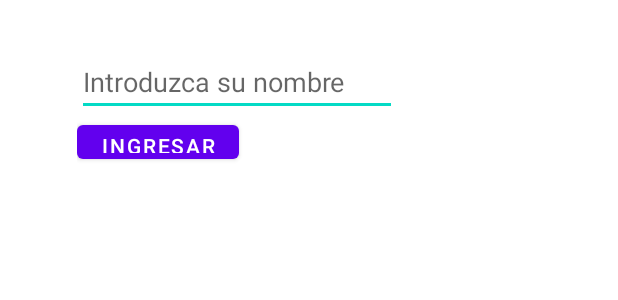
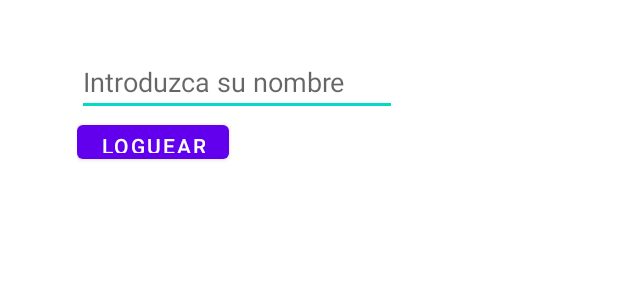
Before and after one commit to juanfe666/Match-Food-, an Android app: the layout fragment_home.xml on its own in the app's theme, with its tools: preview values and no code run, on a phone screen of 412 x 824 dp. Shown: the top 300 px of the screen. Run offline under Robolectric (Android 15) with nearby library versions, the phone set to English and light mode, and no system bars.

Commit message:
Cambio nombre del boton

```diff
--- a/app/src/main/res/layout/fragment_home.xml
+++ b/app/src/main/res/layout/fragment_home.xml
@@ -29,7 +29,7 @@
             android:id="@+id/bte_ingresar"
             android:layout_width="wrap_content"
             android:layout_height="wrap_content"
-            android:text="ingresar" />
+            android:text="Loguear" />
     </LinearLayout>
 
 </androidx.constraintlayout.widget.ConstraintLayout>
```
